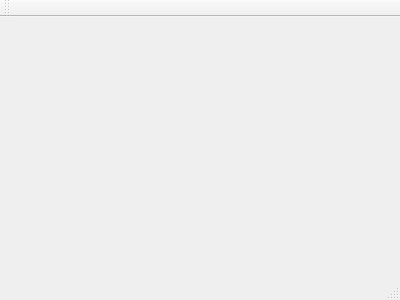
This is ExylorQt/Gui/mainwindow.ui in Stas777/Exsylor as Qt 5 draws it before an edit. The edited form follows.
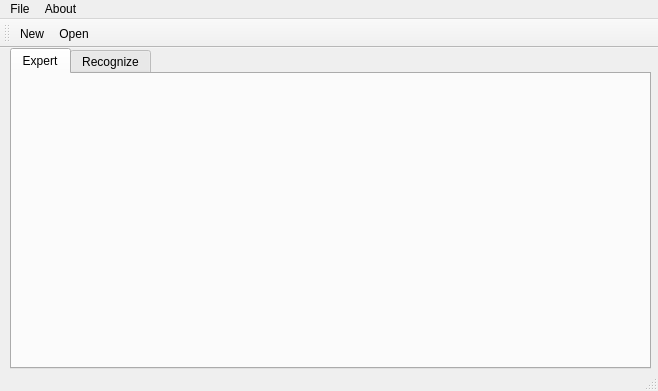
This is the edited form.

What changed in the file:
```diff
--- a/ExylorQt/Gui/mainwindow.ui
+++ b/ExylorQt/Gui/mainwindow.ui
@@ -1,24 +1,96 @@
 <ui version="4.0">
  <class>MainWindow</class>
- <widget class="QMainWindow" name="MainWindow" >
-  <property name="geometry" >
+ <widget class="QMainWindow" name="MainWindow">
+  <property name="geometry">
    <rect>
     <x>0</x>
     <y>0</y>
-    <width>400</width>
-    <height>300</height>
+    <width>658</width>
+    <height>391</height>
    </rect>
   </property>
   <property name="windowTitle" >
    <string>MainWindow</string>
   </property>
-  <widget class="QMenuBar" name="menuBar" />
-  <widget class="QToolBar" name="mainToolBar" />
-  <widget class="QWidget" name="centralWidget" />
-  <widget class="QStatusBar" name="statusBar" />
+  <widget class="QWidget" name="centralWidget">
+   <widget class="QTabWidget" name="tabWidget">
+    <property name="geometry">
+     <rect>
+      <x>10</x>
+      <y>0</y>
+      <width>641</width>
+      <height>321</height>
+     </rect>
+    </property>
+    <property name="currentIndex">
+     <number>0</number>
+    </property>
+    <widget class="QWidget" name="tab_expert">
+     <attribute name="title">
+      <string>Expert</string>
+     </attribute>
+    </widget>
+    <widget class="QWidget" name="tab_recognize">
+     <attribute name="title">
+      <string>Recognize</string>
+     </attribute>
+    </widget>
+   </widget>
+  </widget>
+  <widget class="QMenuBar" name="menuBar">
+   <property name="geometry">
+    <rect>
+     <x>0</x>
+     <y>0</y>
+     <width>658</width>
+     <height>21</height>
+    </rect>
+   </property>
+   <widget class="QMenu" name="menuNew">
+    <property name="title">
+     <string>File</string>
+    </property>
+    <addaction name="actionNew"/>
+    <addaction name="actionOpen"/>
+    <addaction name="separator"/>
+    <addaction name="actionExit"/>
+   </widget>
+   <widget class="QMenu" name="menuAbove">
+    <property name="title">
+     <string>About</string>
+    </property>
+   </widget>
+   <addaction name="menuNew"/>
+   <addaction name="menuAbove"/>
+  </widget>
+  <widget class="QToolBar" name="mainToolBar">
+   <attribute name="toolBarArea">
+    <enum>TopToolBarArea</enum>
+   </attribute>
+   <attribute name="toolBarBreak">
+    <bool>false</bool>
+   </attribute>
+   <addaction name="actionNew"/>
+   <addaction name="actionOpen"/>
+  </widget>
+  <widget class="QStatusBar" name="statusBar"/>
+  <action name="actionNew">
+   <property name="text">
+    <string>New</string>
+   </property>
+  </action>
+  <action name="actionOpen">
+   <property name="text">
+    <string>Open</string>
+   </property>
+  </action>
+  <action name="actionExit">
+   <property name="text">
+    <string>Exit</string>
+   </property>
+  </action>
  </widget>
- <layoutDefault spacing="6" margin="11" />
- <pixmapfunction></pixmapfunction>
+ <layoutdefault spacing="6" margin="11"/>
  <resources/>
  <connections/>
 </ui>
```
Left out of the diff: 3 changed lines with no effect on the pictures.
